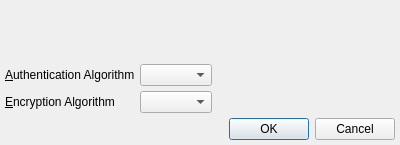
Qt form branches/trunk/GoldBug-UI/forwardsecrecyalgorithmsselection.ui (textbrowser/spot-on) before a commit.
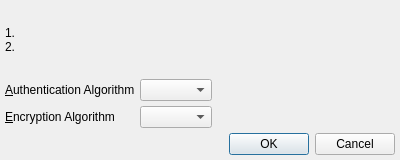
The same form after that commit. Icons and pictures are not drawn.

Commit message: Changed widget attributes.

Patch:
```diff
--- a/branches/trunk/GoldBug-UI/forwardsecrecyalgorithmsselection.ui
+++ b/branches/trunk/GoldBug-UI/forwardsecrecyalgorithmsselection.ui
@@ -7,7 +7,7 @@
     <x>0</x>
     <y>0</y>
     <width>400</width>
-    <height>145</height>
+    <height>160</height>
    </rect>
   </property>
   <property name="windowIcon">
@@ -23,6 +23,10 @@
    </property>
    <item>
     <widget class="QLabel" name="label">
+     <property name="text">
+      <string>1.
+2.</string>
+     </property>
      <property name="wordWrap">
       <bool>true</bool>
      </property>
```
The commit also changes 3 other files.
